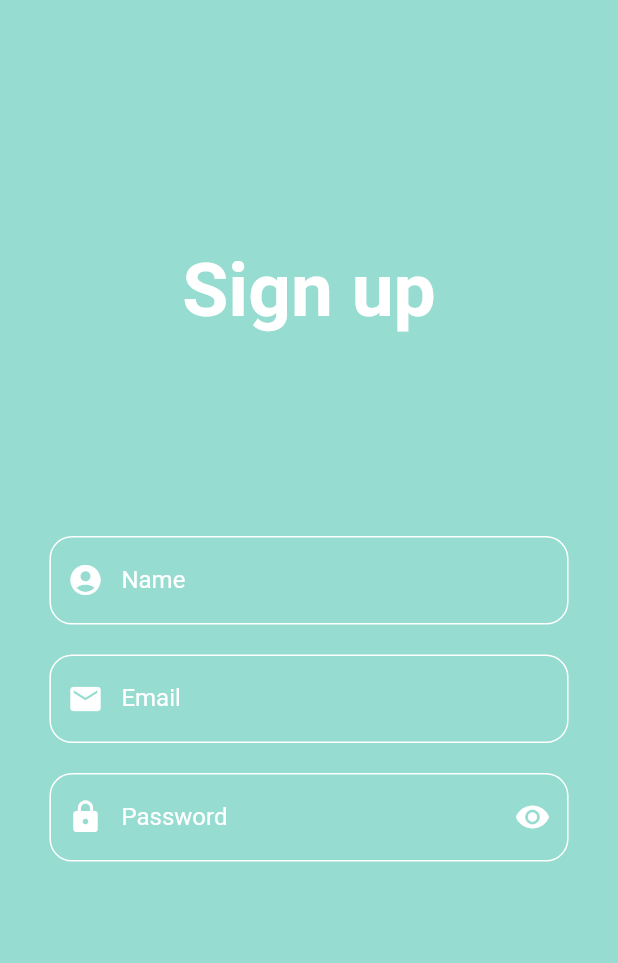
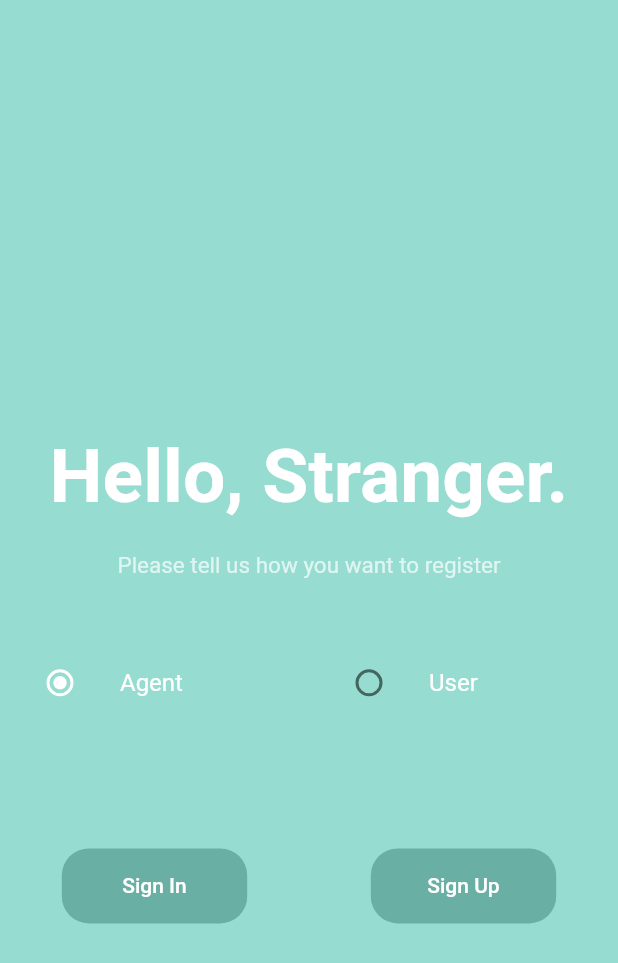
Before and after one commit to md-amimul-ehsan/real_estate_app, a Flutter app: the screen it shows after launch, on a phone screen of 412 x 824 dp. Shown: the top 963 px of the screen. Run offline on Flutter 3.47's test engine with Material 2 defaults, Android fonts, the phone set to English and light mode, and no system bars.

Commit message:
auth frontend portion completed

```diff
--- a/lib/main.dart
+++ b/lib/main.dart
@@ -1,6 +1,6 @@
 import 'package:flutter/material.dart';
 import 'package:real_estate_app/views/main/main_screen.dart';
-import 'package:real_estate_app/views/auth/sign_up_screen.dart';
+import 'package:real_estate_app/views/auth/landing_screen.dart';
 
 void main() => runApp(RealEstateApp());
 
@@ -14,7 +14,7 @@ class RealEstateApp extends StatelessWidget {
   Widget build(BuildContext context) {
     return MaterialApp(
       title: _title,
-      home: login ? SignUpScreen() : MainScreen(),
+      home: login ? LandingScreen() : MainScreen(),
     );
   }
 }
--- /dev/null
+++ b/lib/views/auth/landing_screen.dart
@@ -0,0 +1,82 @@
+import 'package:flutter/cupertino.dart';
+import 'package:flutter/material.dart';
+import 'package:real_estate_app/views/utilities/constants.dart';
+import 'package:real_estate_app/views/components/radio_button.dart';
+import 'package:real_estate_app/views/components/rounded_rectangle_border_button.dart';
+import 'sign_up_screen.dart';
+import 'sign_in_screen.dart';
+
+class LandingScreen extends StatefulWidget {
+  @override
+  _LandingScreenState createState() => _LandingScreenState();
+}
+
+class _LandingScreenState extends State<LandingScreen> {
+  @override
+  Widget build(BuildContext context) {
+    final double screenHeight = MediaQuery.of(context).size.height;
+    final double screenWidth = MediaQuery.of(context).size.width;
+    return Scaffold(
+      backgroundColor: kPrimaryAccentColor,
+      body: Column(
+        crossAxisAlignment: CrossAxisAlignment.stretch,
+        children: [
+          SizedBox(
+            height: screenHeight * 0.35,
+          ),
+          Text(
+            'Hello, Stranger.',
+            style: kTitleTextStyle,
+            textAlign: TextAlign.center,
+          ),
+          SizedBox(
+            height: screenHeight * 0.025,
+          ),
+          Text(
+            'Please tell us how you want to register',
+            style: kSubtitleTextStyle,
+            textAlign: TextAlign.center,
+          ),
+          SizedBox(
+            height: screenHeight * 0.05,
+          ),
+          RadioButton(),
+          SizedBox(
+            height: screenHeight * 0.1,
+          ),
+          Row(
+            mainAxisAlignment: MainAxisAlignment.spaceBetween,
+            children: [
+              RoundedRectangleBorderButton(
+                screenWidth: screenWidth,
+                title: 'Sign In',
+                width: screenWidth * 0.3,
+                onPressed: () {
+                  Navigator.push(
+                    context,
+                    MaterialPageRoute(builder: (context) {
+                      return SignInScreen();
+                    }),
+                  );
+                },
+              ),
+              RoundedRectangleBorderButton(
+                screenWidth: screenWidth,
+                width: screenWidth * 0.3,
+                title: 'Sign Up',
+                onPressed: () {
+                  Navigator.push(
+                    context,
+                    MaterialPageRoute(builder: (context) {
+                      return SignUpScreen();
+                    }),
+                  );
+                },
+              ),
+            ],
+          )
+        ],
+      ),
+    );
+  }
+}
--- a/lib/views/components/input_text_field.dart
+++ b/lib/views/components/input_text_field.dart
@@ -30,7 +30,6 @@ class _InputTextFieldState extends State<InputTextField> {
 
   @override
   Widget build(BuildContext context) {
-    final double screenHeight = MediaQuery.of(context).size.height;
     final double screenWidth = MediaQuery.of(context).size.width;
     return Padding(
       padding: EdgeInsets.only(
--- a/lib/views/components/password_text_field.dart
+++ b/lib/views/components/password_text_field.dart
@@ -25,7 +25,6 @@ class _PasswordTextFieldState extends State<PasswordTextField> {
 
   @override
   Widget build(BuildContext context) {
-    final double screenHeight = MediaQuery.of(context).size.height;
     final double screenWidth = MediaQuery.of(context).size.width;
     return Padding(
       padding: EdgeInsets.only(
--- /dev/null
+++ b/lib/views/components/rounded_rectangle_border_button.dart
@@ -0,0 +1,53 @@
+import 'package:flutter/material.dart';
+import 'package:real_estate_app/views/utilities/constants.dart';
+
+class RoundedRectangleBorderButton extends StatelessWidget {
+  const RoundedRectangleBorderButton({
+    Key key,
+    @required this.screenWidth,
+    @required this.title,
+    @required this.onPressed,
+    this.width = 150.0,
+    this.height = 50.0,
+  }) : super(key: key);
+
+  final double screenWidth;
+  final String title;
+  final double height;
+  final double width;
+  final Function onPressed;
+
+  @override
+  Widget build(BuildContext context) {
+    return Padding(
+      padding: EdgeInsets.only(
+        left: screenWidth * 0.1,
+        right: screenWidth * 0.1,
+      ),
+      child: TextButton(
+        onPressed: onPressed,
+        style: ButtonStyle(
+          minimumSize: MaterialStateProperty.all(
+            Size(
+              width,
+              height,
+            ),
+          ),
+          shape: MaterialStateProperty.all(
+            RoundedRectangleBorder(
+              borderRadius: BorderRadius.circular(18.0),
+            ),
+          ),
+          backgroundColor: MaterialStateProperty.resolveWith(
+              (states) => kButtonBackgroundColor),
+        ),
+        child: Text(
+          title,
+          style: TextStyle(
+            color: Colors.white,
+          ),
+        ),
+      ),
+    );
+  }
+}
```
Also changed, not shown: lib/views/auth/sign_in_screen.dart (+24 -37 lines), lib/views/auth/sign_up_screen.dart (+10 -0 lines).
